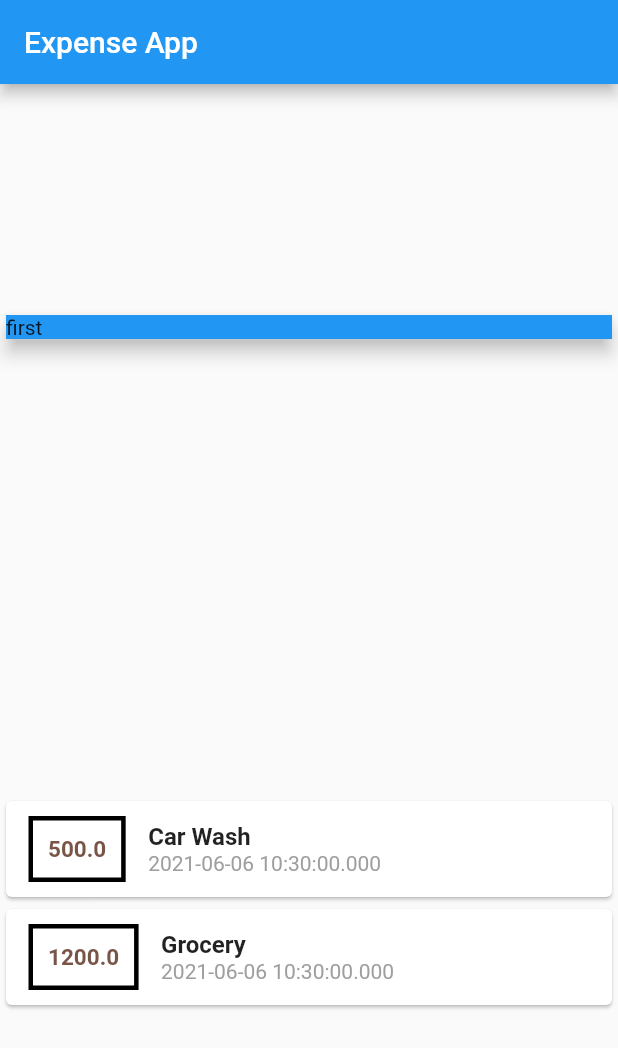
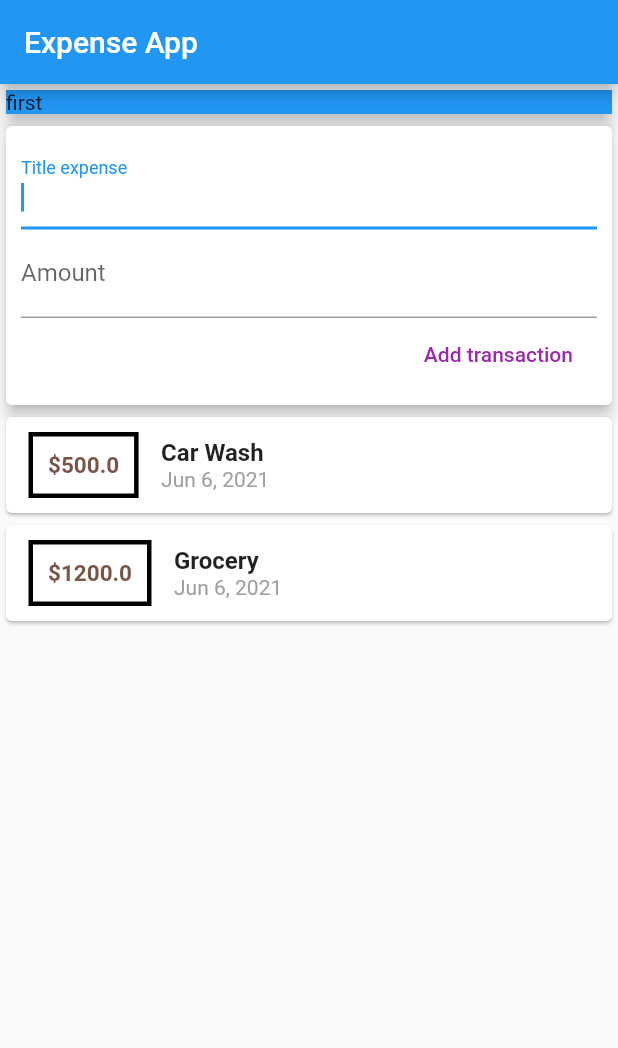
Before and after one commit to ashwath007/Expense-Doc-App, a Flutter app: the screen it shows after launch, on a phone screen of 412 x 824 dp. Shown: the top 1048 px of the screen. Run offline on Flutter 3.47's test engine with Material 2 defaults, Android fonts, the phone set to English and light mode, and no system bars.

Commit message:
App - design

```diff
--- a/lib/main.dart
+++ b/lib/main.dart
@@ -1,5 +1,8 @@
+import 'package:flutter/services.dart';
+
 import './transaction.dart';
 import 'package:flutter/material.dart';
+import 'package:intl/intl.dart';
 
 void main() {
   runApp(MyApp());
@@ -23,6 +26,12 @@ class MyHomePage extends StatelessWidget {
     Transaction(
         id: 'C2', title: 'Grocery', amount: 1200.00, dateTime: DateTime.now())
   ];
+
+  String titleInput;
+  String amountInput;
+
+  final titleController = TextEditingController();
+  final amountController = TextEditingController();
   @override
   Widget build(BuildContext context) {
     return MaterialApp(
@@ -31,7 +40,7 @@ class MyHomePage extends StatelessWidget {
             title: Text("Expense App"),
           ),
           body: Column(
-            mainAxisAlignment: MainAxisAlignment.spaceAround,
+            mainAxisAlignment: MainAxisAlignment.start,
             crossAxisAlignment: CrossAxisAlignment.stretch,
             children: <Widget>[
               Card(
@@ -42,6 +51,31 @@ class MyHomePage extends StatelessWidget {
                 ),
                 elevation: 5,
               ),
+              Card(
+                  elevation: 4,
+                  child: Container(
+                    padding: EdgeInsets.all(10),
+                    child: Column(
+                      crossAxisAlignment: CrossAxisAlignment.end,
+                      children: <Widget>[
+                        TextField(
+                          autofocus: true,
+                          decoration:
+                              InputDecoration(labelText: 'Title expense'),
+                          controller: titleController,
+                        ),
+                        TextField(
+                          autofocus: true,
+                          controller: amountController,
+                          decoration: InputDecoration(labelText: 'Amount'),
+                        ),
+                        FlatButton(
+                            textColor: Colors.purple,
+                            onPressed: () {},
+                            child: Text("Add transaction")),
+                      ],
+                    ),
+                  )),
               Column(
                 children: transaction.map((e) {
                   return Card(
@@ -54,7 +88,7 @@ class MyHomePage extends StatelessWidget {
                             border: Border.all(color: Colors.black, width: 3)),
                         padding: EdgeInsets.all(10),
                         child: Text(
-                          e.amount.toString(),
+                          '\$${e.amount}',
                           style: TextStyle(
                               fontWeight: FontWeight.bold,
                               fontSize: 15,
@@ -70,7 +104,7 @@ class MyHomePage extends StatelessWidget {
                                 fontWeight: FontWeight.bold, fontSize: 16),
                           ),
                           Text(
-                            e.dateTime.toString(),
+                            DateFormat.yMMMd().format(e.dateTime),
                             style: TextStyle(color: Colors.grey),
                           )
                         ],
--- a/pubspec.yaml
+++ b/pubspec.yaml
@@ -23,6 +23,7 @@ environment:
 dependencies:
   flutter:
     sdk: flutter
+  intl: ^0.17.0
 
 
   # The following adds the Cupertino Icons font to your application.
```
Also changed, not shown: pubspec.lock.
